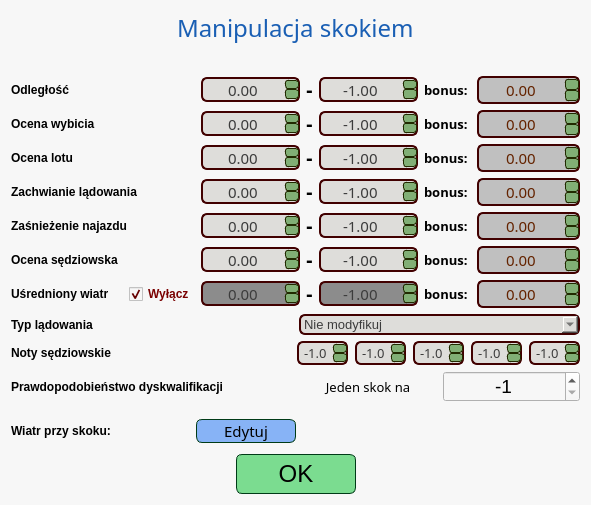
Before: the Qt Designer form source/UI/JumpManipulation/JumpManipulatorConfigWindow.ui in SiekamCebule/sj-sim, drawn with Qt 5.
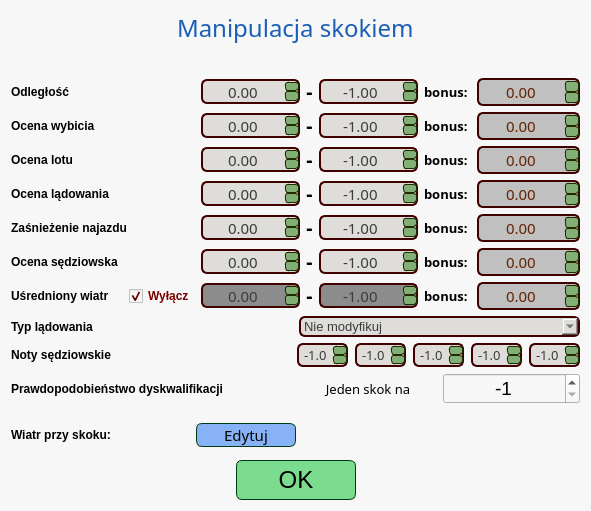
After: the same form once the commit is applied.

```diff
--- a/source/UI/JumpManipulation/JumpManipulatorConfigWindow.ui
+++ b/source/UI/JumpManipulation/JumpManipulatorConfigWindow.ui
@@ -7,7 +7,7 @@
     <x>0</x>
     <y>0</y>
     <width>591</width>
-    <height>505</height>
+    <height>511</height>
    </rect>
   </property>
   <property name="windowTitle">
@@ -775,7 +775,7 @@
           </font>
          </property>
          <property name="text">
-          <string>Zachwianie lądowania</string>
+          <string>Ocena lądowania</string>
          </property>
         </widget>
        </item>
```
